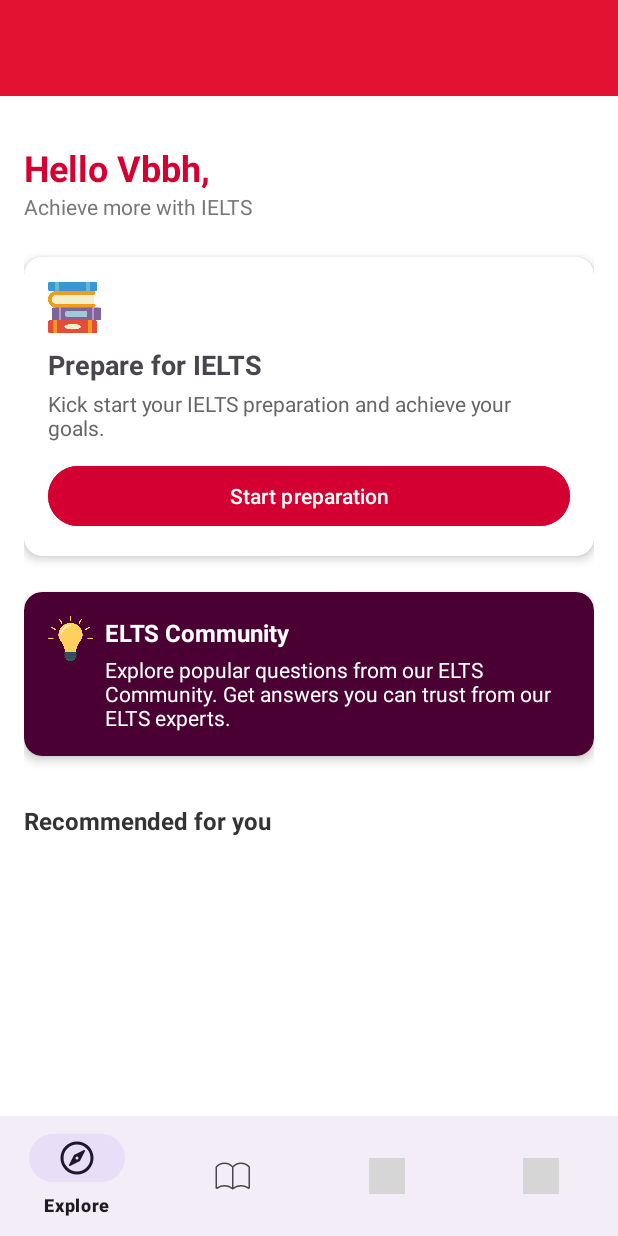
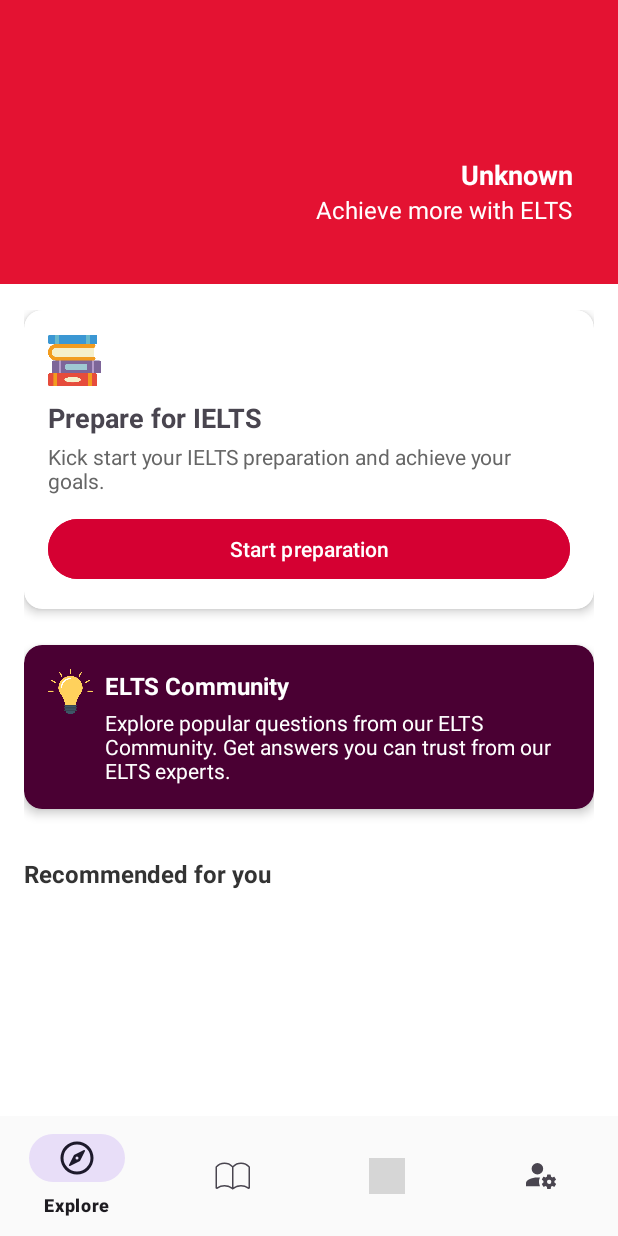
Before and after one commit to VuthChanChesda/ELTS, an Android app: the screen it shows after launch once a user with an empty profile is signed in (HomeSCreenActivity), on a phone screen of 412 x 824 dp. Run offline under Robolectric (Android 15) with nearby library versions, the phone set to English and light mode, and no system bars; our stand-ins replace Firebase (no records; nobody signed in at launch, a user with empty details on screens opened directly), navigation-ui; grey boxes are pictures that could not be loaded.

Commit message:
get username from db and display it

```diff
--- a/app/src/main/java/com/elts/ExploreFragment.kt
+++ b/app/src/main/java/com/elts/ExploreFragment.kt
@@ -7,9 +7,13 @@ import androidx.fragment.app.Fragment
 import android.view.LayoutInflater
 import android.view.View
 import android.view.ViewGroup
+import android.widget.Button
+import android.widget.TextView
 import androidx.recyclerview.widget.LinearLayoutManager
 import androidx.recyclerview.widget.RecyclerView
+import com.google.android.material.bottomnavigation.BottomNavigationView
 import com.elts.models.Article
+import com.google.firebase.auth.FirebaseAuth
 import com.google.firebase.firestore.FirebaseFirestore
 
 // TODO: Rename parameter arguments, choose names that match
@@ -32,6 +36,8 @@ class ExploreFragment : Fragment() {
     private lateinit var articleAdapter: ArticleAdapter
 
 
+
+
     override fun onCreate(savedInstanceState: Bundle?) {
         super.onCreate(savedInstanceState)
         arguments?.let {
@@ -40,11 +46,25 @@ class ExploreFragment : Fragment() {
         }
     }
 
+
+
+
     override fun onCreateView(
         inflater: LayoutInflater, container: ViewGroup?,
         savedInstanceState: Bundle?
     ): View? {
         val view = inflater.inflate(R.layout.fragment_explore, container, false)
+        val userId = FirebaseAuth.getInstance().currentUser?.uid
+        val usernameTextView = view.findViewById<TextView>(R.id.usernameTextView)
+
+        val goButton = view.findViewById<Button>(R.id.buttonToPrepare)
+        goButton.setOnClickListener {
+            val bottomNav = requireActivity().findViewById<BottomNavigationView>(R.id.bottom_nav)
+            bottomNav.selectedItemId = R.id.menu_prepare // ID of the quiz tab in menu
+        }
+
+
+
         // RecyclerView setup
         recyclerView = view.findViewById(R.id.recyclerArticles) // Make sure your XML has this ID
         recyclerView.layoutManager = LinearLayoutManager(requireContext(), LinearLayoutManager.HORIZONTAL, false)
@@ -61,6 +81,25 @@ class ExploreFragment : Fragment() {
         }
 
         recyclerView.adapter = articleAdapter
+
+
+        if (userId != null) {
+            FirebaseFirestore.getInstance()
+                .collection("users")
+                .document(userId)
+                .get()
+                .addOnSuccessListener { document ->
+                    if (document != null && document.exists()) {
+                        val username = document.getString("username")
+                        usernameTextView.text = "Hello ${username ?: "Unknown"}"
+                    } else {
+                        usernameTextView.text = "Unknown"
+                    }
+                }
+                .addOnFailureListener {
+                    usernameTextView.text = "Error"
+                }
+        }
 
         // Load from Firebase
         val db = FirebaseFirestore.getInstance()
--- a/app/src/main/res/layout/activity_home_screen.xml
+++ b/app/src/main/res/layout/activity_home_screen.xml
@@ -43,6 +43,7 @@
             android:layout_width="match_parent"
             android:layout_height="wrap_content"
             android:layout_alignParentBottom="true"
+            android:background="@color/background_light"
             app:menu="@menu/menu_bottom_nav" />
     </RelativeLayout>
 
--- a/app/src/main/res/layout/fragment_explore.xml
+++ b/app/src/main/res/layout/fragment_explore.xml
@@ -2,9 +2,15 @@
     xmlns:tools="http://schemas.android.com/tools"
     xmlns:app="http://schemas.android.com/apk/res-auto"
     android:layout_width="match_parent"
+    android:layout_height="match_parent"
     android:background="@android:color/white"
-    android:layout_height="match_parent"
     tools:context=".ExploreFragment">
+
+    <!-- Colored header background -->
+    <View
+        android:layout_width="match_parent"
+        android:layout_height="125dp"
+        android:background="@color/primary_color" />
 
     <ScrollView
         android:layout_width="match_parent"
@@ -14,25 +20,42 @@
         <LinearLayout
             android:layout_width="match_parent"
             android:layout_height="wrap_content"
+            android:orientation="vertical">
+
+            <!-- Header content -->
+            <LinearLayout
+                android:layout_width="match_parent"
+                android:layout_height="wrap_content"
                 android:orientation="vertical"
-            android:padding="16dp">
-
-            <!-- Greeting -->
-            <TextView
-                android:text="Hello Vbbh,"
-                android:textSize="24sp"
-                android:textStyle="bold"
-                android:layout_marginTop="15dp"
-                android:textColor="#D50032"
-                android:layout_width="wrap_content"
-                android:layout_height="wrap_content" />
+                android:paddingEnd="30dp"
+                android:layout_marginTop="40dp"
+                android:gravity="end">
 
                 <TextView
-                android:text="Achieve more with IELTS"
-                android:textColor="#777777"
-                android:layout_marginBottom="24dp"
+                    android:id="@+id/usernameTextView"
                     android:layout_width="wrap_content"
-                android:layout_height="wrap_content" />
+                    android:layout_height="wrap_content"
+                    android:text="Username"
+                    android:textSize="18sp"
+                    android:textStyle="bold"
+                    android:textColor="@android:color/white" />
+
+                <TextView
+                    android:id="@+id/text1"
+                    android:layout_width="wrap_content"
+                    android:layout_height="wrap_content"
+                    android:text="Achieve more with ELTS"
+                    android:textSize="16sp"
+                    android:textColor="@android:color/white" />
+            </LinearLayout>
+
+            <!-- Main content with margin to push below header -->
+            <LinearLayout
+                android:layout_width="match_parent"
+                android:layout_height="wrap_content"
+                android:orientation="vertical"
+                android:layout_marginTop="40dp"
+                android:padding="16dp">
 
                 <!-- Prepare for IELTS Card -->
                 <androidx.cardview.widget.CardView
@@ -69,6 +92,7 @@
                             android:layout_height="wrap_content" />
 
                         <Button
+                            android:id="@+id/buttonToPrepare"
                             android:text="Start preparation"
                             android:layout_marginTop="12dp"
                             android:layout_width="match_parent"
@@ -147,7 +171,7 @@
                     android:overScrollMode="never"
                     android:layout_marginTop="8dp"
                     android:layout_marginBottom="24dp" />
-
+            </LinearLayout>
         </LinearLayout>
     </ScrollView>
 </FrameLayout>
--- a/app/src/main/res/menu/menu_bottom_nav.xml
+++ b/app/src/main/res/menu/menu_bottom_nav.xml
@@ -18,7 +18,7 @@
     </item>
     <item
         android:title="@string/account_icon"
-        android:icon="@drawable/check_education_exam_svgrepo_com"
+        android:icon="@drawable/account_settings_svgrepo_com"
         android:id="@+id/menu_account">
     </item>
 
--- a/app/src/main/res/navigation/nav_graph.xml
+++ b/app/src/main/res/navigation/nav_graph.xml
@@ -9,7 +9,11 @@
         android:id="@+id/menu_explore"
         android:name="com.elts.ExploreFragment"
         android:label="fragment_explore"
-        tools:layout="@layout/fragment_explore" />
+        tools:layout="@layout/fragment_explore" >
+        <action
+            android:id="@+id/action_menu_explore_to_menu_prepare"
+            app:destination="@id/menu_prepare" />
+    </fragment>
     <fragment
         android:id="@+id/menu_prepare"
         android:name="com.elts.PrepareFragment"
--- a/app/src/main/res/values/themes.xml
+++ b/app/src/main/res/values/themes.xml
@@ -12,6 +12,8 @@
         <item name="postSplashScreenTheme">@style/Theme.ELTS</item> <!-- FIXED -->
     </style>
 
+
+
     <!-- Final app theme -->
     <style name="Theme.ELTS" parent="Base.Theme.ELTS" />
 </resources>
```
Lines whose indentation alone changed are shown as unchanged.
